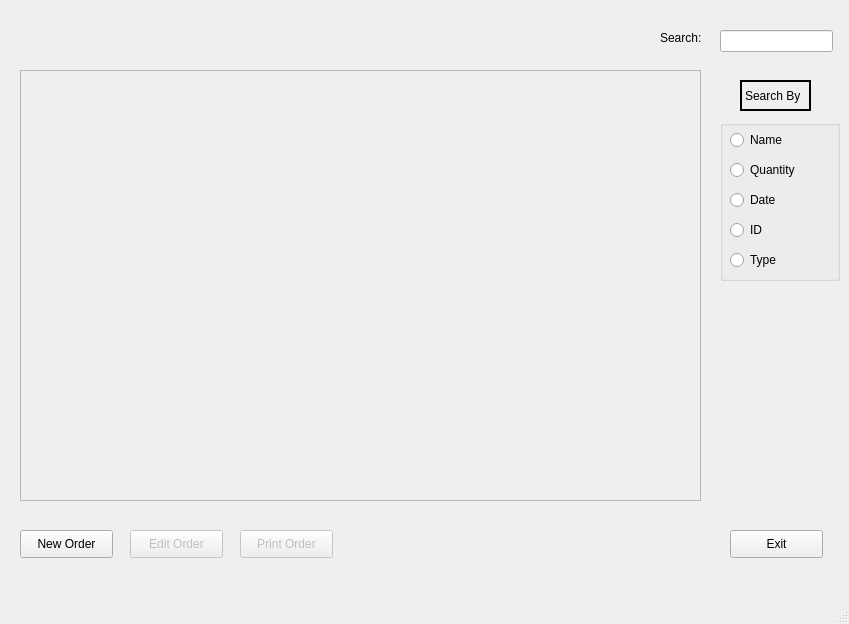
The window that mainwindow.ui (Jballestero1996/SpeedReader) describes before a commit, drawn with Qt 5.
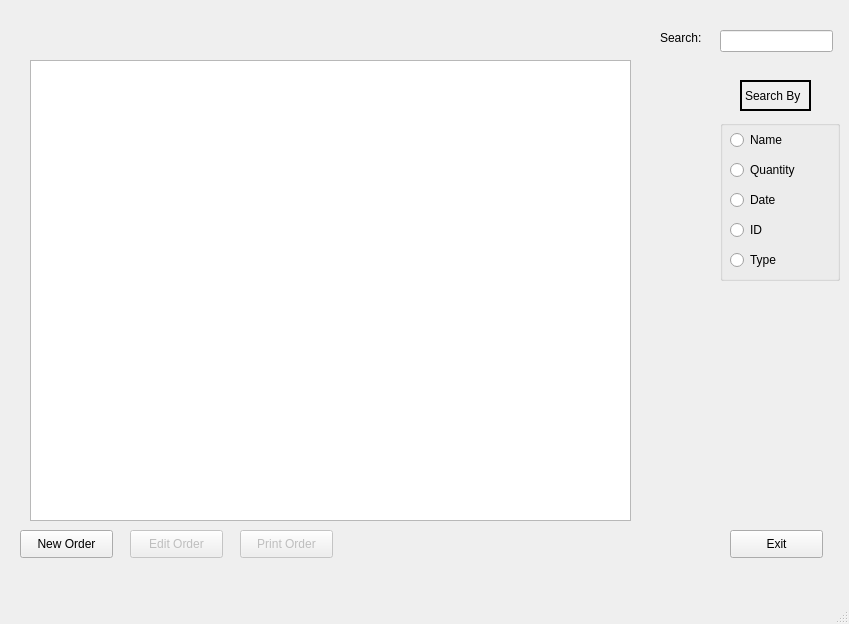
The same window after the commit.

Commit message: Connected the main window with an SQL database stored in access.

The edit to the form file:
```diff
--- a/mainwindow.ui
+++ b/mainwindow.ui
@@ -20,29 +20,6 @@
    <string>SpeedReader Mk. II</string>
   </property>
   <widget class="QWidget" name="centralwidget">
-   <widget class="QScrollArea" name="SAdatabaseArea">
-    <property name="geometry">
-     <rect>
-      <x>20</x>
-      <y>70</y>
-      <width>681</width>
-      <height>431</height>
-     </rect>
-    </property>
-    <property name="widgetResizable">
-     <bool>true</bool>
-    </property>
-    <widget class="QWidget" name="scrollAreaWidgetContents">
-     <property name="geometry">
-      <rect>
-       <x>0</x>
-       <y>0</y>
-       <width>679</width>
-       <height>429</height>
-      </rect>
-     </property>
-    </widget>
-   </widget>
    <widget class="QPushButton" name="PBnewOrder">
     <property name="geometry">
      <rect>
@@ -224,6 +201,16 @@
      <string>Exit</string>
     </property>
    </widget>
+   <widget class="QTableView" name="tableView">
+    <property name="geometry">
+     <rect>
+      <x>30</x>
+      <y>60</y>
+      <width>601</width>
+      <height>461</height>
+     </rect>
+    </property>
+   </widget>
   </widget>
   <widget class="QMenuBar" name="menubar">
    <property name="geometry">
```
The commit also changes 5 other files.
